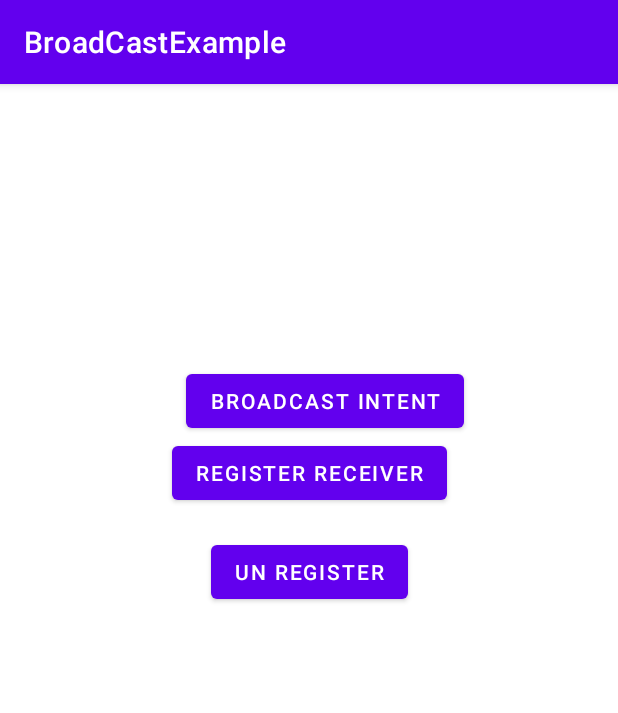
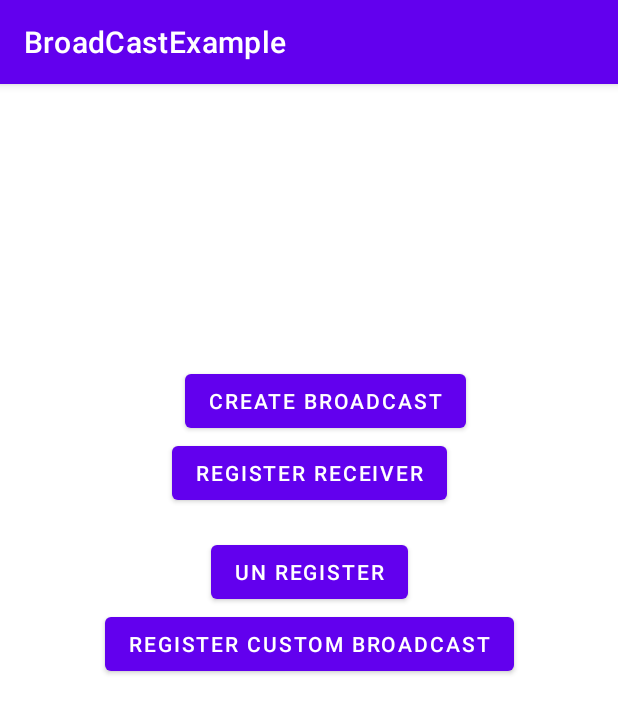
Before and after one commit to MuhammedSyedPM/BroadCast, an Android app: the screen it shows after launch (MainActivity), on a phone screen of 412 x 824 dp. Shown: the top 713 px of the screen. Run offline under Robolectric (Android 15) with nearby library versions, the phone set to English and light mode, and no system bars.

Commit message:
Custom Broadcast

```diff
--- a/app/src/main/java/com/technowave/broadcastexample/MainActivity.kt
+++ b/app/src/main/java/com/technowave/broadcastexample/MainActivity.kt
@@ -14,9 +14,8 @@ class MainActivity : AppCompatActivity() {
         super.onCreate(savedInstanceState)
         setContentView(R.layout.activity_main)
 
-        findViewById<Button?>(R.id.btnClick).setOnClickListener {
-
-
+        findViewById<Button?>(R.id.createBroadcast).setOnClickListener {
+            createCustomBroadcast()
         }
         findViewById<Button?>(R.id.btnRegister).setOnClickListener {
             registerReceiver()
@@ -24,12 +23,30 @@ class MainActivity : AppCompatActivity() {
         findViewById<Button?>(R.id.btnUnRegister).setOnClickListener {
             unregisterMyReceiver()
         }
+        findViewById<Button?>(R.id.btnRegisterForCustom).setOnClickListener {
+           registerForCustomBroadcast()
+        }
+    }
 
+    private fun createCustomBroadcast(){
+        Intent().also {
+            it.action = MY_CUSTOM_EVENT
+            it.putExtra("data", "I am syed")
+            sendBroadcast(it)
+        }
     }
+
+    private val myCustomReceiver = MyCustomReceiver()
+    private fun registerForCustomBroadcast(){
+        val filter = IntentFilter(MY_CUSTOM_EVENT)
+        //val flag = ContextCompat.RECEIVER_EXPORTED
+        val flag = ContextCompat.RECEIVER_NOT_EXPORTED
+        ContextCompat.registerReceiver(this, myCustomReceiver, filter, flag)
+    }
+
 
     private val myReceiver = MyReceiver()
     private fun registerReceiver(){
-
         val filter = IntentFilter("android.intent.action.AIRPLANE_MODE")
         //val flag = ContextCompat.RECEIVER_EXPORTED
         val flag = ContextCompat.RECEIVER_NOT_EXPORTED
@@ -38,9 +55,11 @@ class MainActivity : AppCompatActivity() {
 
     private fun unregisterMyReceiver(){
         unregisterReceiver(myReceiver)
+        unregisterReceiver(myCustomReceiver)
     }
 
     companion object{
         const val TAG = "MYBroadcastLog"
+        const val MY_CUSTOM_EVENT = "com.technowave.broadcastexample.MY_CUSTOM_BROADCAST"
     }
 }
--- /dev/null
+++ b/app/src/main/java/com/technowave/broadcastexample/MyCustomReceiver.kt
@@ -0,0 +1,13 @@
+package com.technowave.broadcastexample
+
+import android.content.BroadcastReceiver
+import android.content.Context
+import android.content.Intent
+import android.util.Log
+import com.technowave.broadcastexample.MainActivity.Companion.TAG
+
+class MyCustomReceiver: BroadcastReceiver() {
+    override fun onReceive(p0: Context?, p1: Intent?) {
+        Log.d(TAG, "Custom event received data:${p1?.getStringExtra("data")}")
+    }
+}
--- a/app/src/main/res/layout/activity_main.xml
+++ b/app/src/main/res/layout/activity_main.xml
@@ -7,10 +7,10 @@
     tools:context=".MainActivity">
 
     <Button
-        android:id="@+id/btnClick"
+        android:id="@+id/createBroadcast"
         android:layout_width="wrap_content"
         android:layout_height="wrap_content"
-        android:text="BroadCast Intent"
+        android:text="Create BroadCast"
         app:layout_constraintBottom_toBottomOf="parent"
         app:layout_constraintEnd_toEndOf="parent"
         app:layout_constraintHorizontal_bias="0.548"
@@ -25,7 +25,7 @@
         android:text="Register Receiver"
         app:layout_constraintEnd_toEndOf="parent"
         app:layout_constraintStart_toStartOf="parent"
-        app:layout_constraintTop_toBottomOf="@+id/btnClick" />
+        app:layout_constraintTop_toBottomOf="@+id/createBroadcast" />
 
     <Button
         android:id="@+id/btnUnRegister"
@@ -36,4 +36,13 @@
         app:layout_constraintEnd_toEndOf="parent"
         app:layout_constraintStart_toStartOf="parent"
         app:layout_constraintTop_toBottomOf="@+id/btnRegister" />
+
+    <Button
+        android:id="@+id/btnRegisterForCustom"
+        android:layout_width="wrap_content"
+        android:layout_height="wrap_content"
+        android:text="Register Custom Broadcast"
+        app:layout_constraintEnd_toEndOf="parent"
+        app:layout_constraintStart_toStartOf="parent"
+        app:layout_constraintTop_toBottomOf="@+id/btnUnRegister" />
 </androidx.constraintlayout.widget.ConstraintLayout>
```
